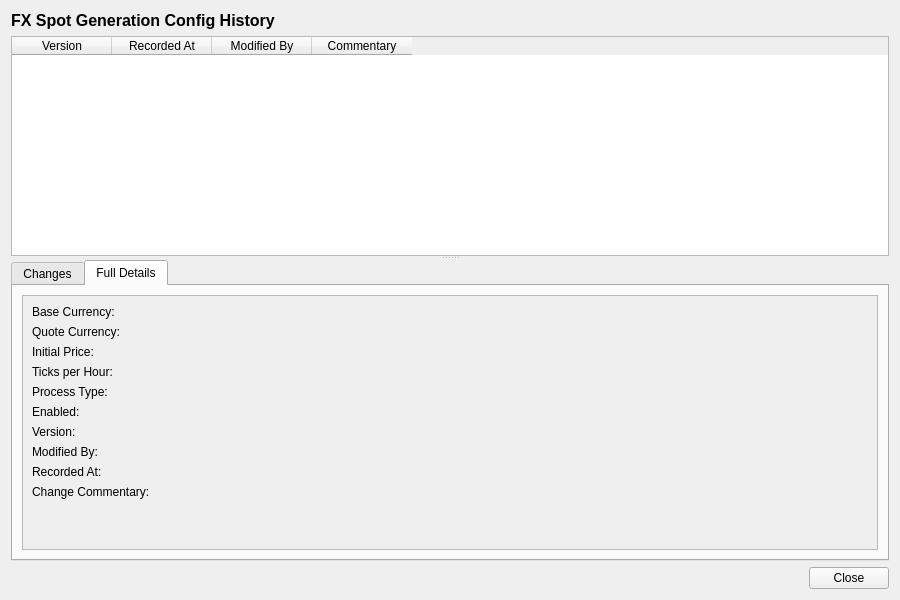
This is projects/ores.qt/synthetic/ui/FxSpotGenerationConfigHistoryDialog.ui in OreStudio/OreStudio as Qt 5 draws it before an edit. The edited form follows.
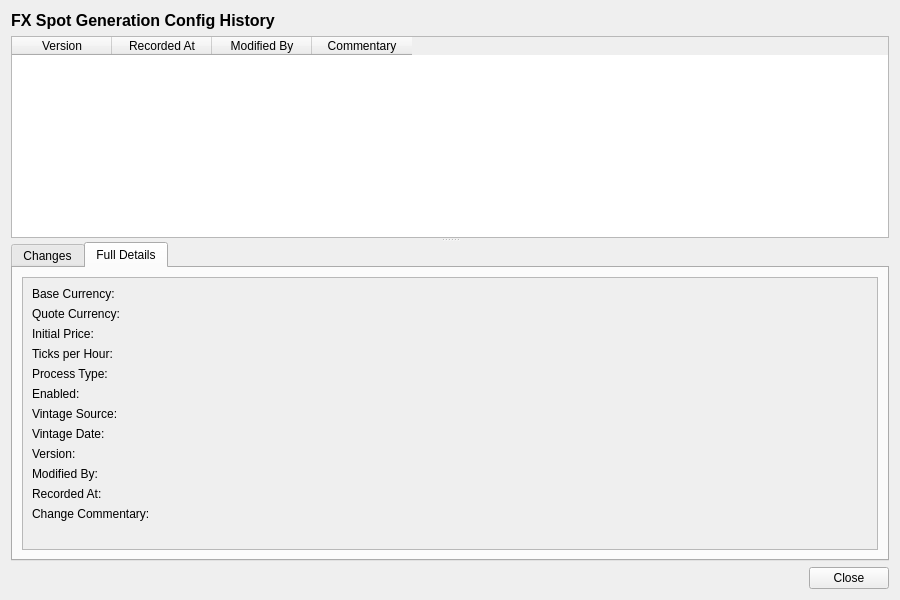
This is the edited form. The open tabs and pages were chosen to show the change.

Commit message: [synthetic] Add vintage_source/vintage_date to fx_spot_generation_config

```diff
--- a/projects/ores.qt/synthetic/ui/FxSpotGenerationConfigHistoryDialog.ui
+++ b/projects/ores.qt/synthetic/ui/FxSpotGenerationConfigHistoryDialog.ui
@@ -234,55 +234,83 @@
                 </widget>
                </item>
                <item row="6" column="0">
+                <widget class="QLabel" name="vintage_sourceLabel">
+                 <property name="text">
+                  <string>Vintage Source:</string>
+                 </property>
+                </widget>
+               </item>
+               <item row="6" column="1">
+                <widget class="QLabel" name="vintageSourceValue">
+                 <property name="text">
+                  <string/>
+                 </property>
+                </widget>
+               </item>
+               <item row="7" column="0">
+                <widget class="QLabel" name="vintage_dateLabel">
+                 <property name="text">
+                  <string>Vintage Date:</string>
+                 </property>
+                </widget>
+               </item>
+               <item row="7" column="1">
+                <widget class="QLabel" name="vintageDateValue">
+                 <property name="text">
+                  <string/>
+                 </property>
+                </widget>
+               </item>
+               <item row="8" column="0">
                 <widget class="QLabel" name="versionNumberLabel">
                  <property name="text">
                   <string>Version:</string>
                  </property>
                 </widget>
                </item>
-               <item row="6" column="1">
+               <item row="8" column="1">
                 <widget class="QLabel" name="versionNumberValue">
                  <property name="text">
                   <string/>
                  </property>
                 </widget>
                </item>
-               <item row="7" column="0">
+               <item row="9" column="0">
                 <widget class="QLabel" name="modifiedByLabel">
                  <property name="text">
                   <string>Modified By:</string>
                  </property>
                 </widget>
                </item>
-               <item row="7" column="1">
+               <item row="9" column="1">
                 <widget class="QLabel" name="modifiedByValue">
                  <property name="text">
                   <string/>
                  </property>
                 </widget>
                </item>
-               <item row="8" column="0">
+               <item row="10" column="0">
                 <widget class="QLabel" name="recordedAtLabel">
                  <property name="text">
                   <string>Recorded At:</string>
                  </property>
                 </widget>
                </item>
-               <item row="8" column="1">
+               <item row="10" column="1">
                 <widget class="QLabel" name="recordedAtValue">
                  <property name="text">
                   <string/>
                  </property>
                 </widget>
                </item>
-               <item row="9" column="0">
+               <item row="11" column="0">
                 <widget class="QLabel" name="changeCommentaryLabel">
                  <property name="text">
                   <string>Change Commentary:</string>
                  </property>
                 </widget>
                </item>
-               <item row="9" column="1">
+               <item row="11" column="1">
                 <widget class="QLabel" name="changeCommentaryValue">
                  <property name="text">
                   <string/>
```
The commit also changes 17 other files.
